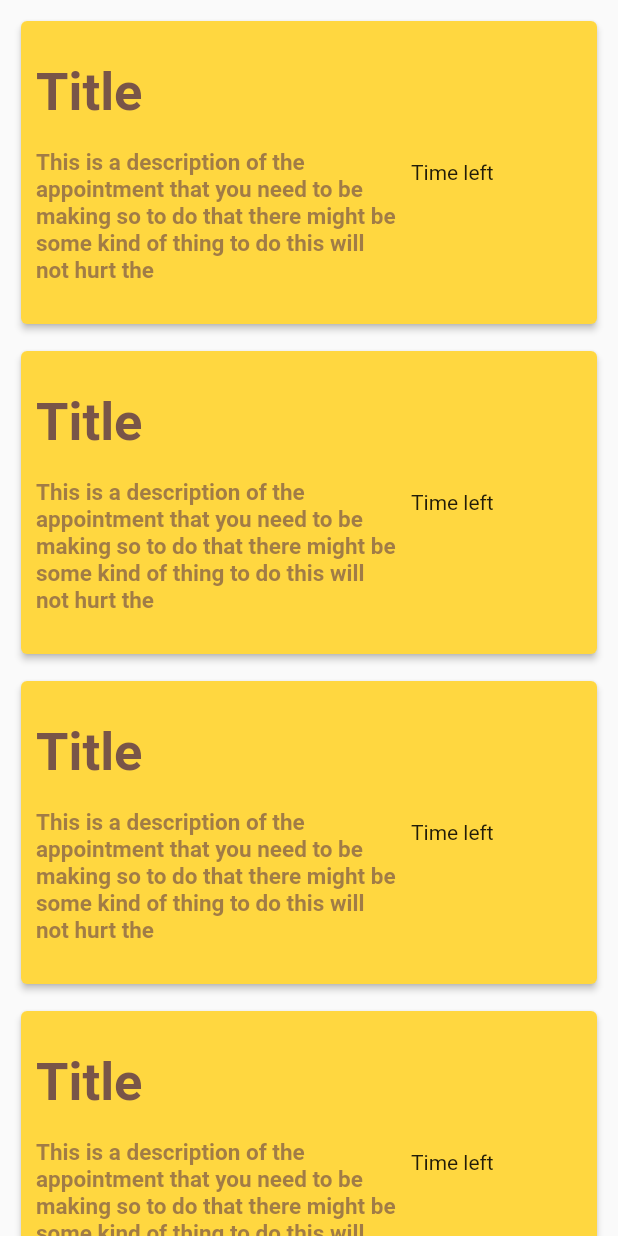
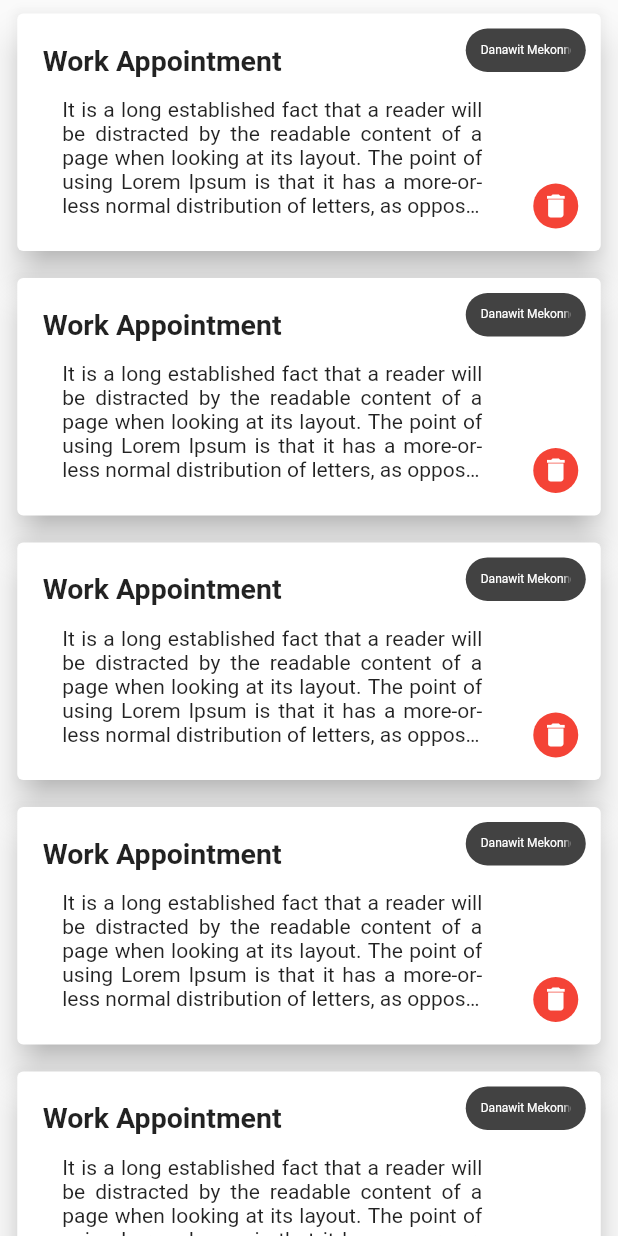
Before and after one commit to DanMike1/Ketero_App, a Flutter app: the MyHomePage screen opened by its route, on a phone screen of 412 x 824 dp. Run offline on Flutter 3.47's test engine with Material 2 defaults, Android fonts, the phone set to English and light mode, and no system bars; our stand-ins replace flutter_bloc, page_transition.

Commit message:
Homepage worked on

```diff
--- a/lib/bloc/auth_bloc.dart
+++ b/lib/bloc/auth_bloc.dart
@@ -10,12 +10,11 @@ class AuthBloc extends Bloc<AuthEvent, AuthState> {
     if (event is LoginEvent) {
       final email = event.email;
       final password = event.password;
-      print(password);
       if (email == "dan@man.com") {
+        print('email');
         if (password == "1234") {
           yield LoggedIn();
           await Future.delayed(Duration(seconds: 2));
-          yield LoggedOut();
         } else {
           yield LogInError(errMsg: "Not Valid");
           await Future.delayed(Duration(seconds: 2));
--- a/lib/main.dart
+++ b/lib/main.dart
@@ -1,6 +1,7 @@
 import 'package:flutter/material.dart';
 import 'package:flutter_bloc/flutter_bloc.dart';
 import 'package:ketero_app/bloc/auth_bloc.dart';
+import 'package:ketero_app/screens/appointments.dart';
 import 'package:ketero_app/screens/homepage.dart';
 import 'package:ketero_app/screens/splashScreen.dart';
 import 'package:ketero_app/screens/user_page.dart';
@@ -19,13 +20,14 @@ class MyApp extends StatelessWidget {
     return MultiBlocProvider(
       providers: [BlocProvider(create: (ctx) => AuthBloc())],
       child: MaterialApp(
-        initialRoute: navBar.routeName,
+        initialRoute: LoginScreen.routename,
         routes: {
           '/navBar': (context) => navBar(),
           '/userprofile': (context) => UserProfile(),
           '/user': (context) => UserPage(),
           '/login': (context) => LoginScreen(),
           '/homepage': (context) => MyHomePage(),
+          '/newAppoint': (context) => newAppoint(),
           '/splash': (context) => splashScreen(),
         },
         theme: ThemeData(
--- a/lib/screens/homepage.dart
+++ b/lib/screens/homepage.dart
@@ -1,8 +1,6 @@
+import 'dart:ui';
+
 import 'package:flutter/material.dart';
-import 'package:page_transition/page_transition.dart';
-import './listview.dart';
-import '../model/global.dart';
-import 'calendar.dart';
 
 class MyHomePage extends StatefulWidget {
   static const routename = "/homepage";
@@ -20,40 +18,97 @@ class _MyHomePageState extends State<MyHomePage> {
           itemCount: 10,
           itemBuilder: (BuildContext context, index) {
             return Container(
-              padding: EdgeInsets.fromLTRB(10, 10, 10, 0),
-              height: 220,
-              width: double.maxFinite,
+              padding: EdgeInsets.symmetric(horizontal: 7.5, vertical: 5),
               child: Card(
-                color: Colors.amberAccent,
-                elevation: 2,
-                child: Row(
+                elevation: 10,
+                child: Container(
+                  height: MediaQuery.of(context).size.height * 0.18,
+                  width: double.infinity,
+                  margin: EdgeInsets.all(5),
+                  decoration: BoxDecoration(
+                    // color: Colors.blueAccent[100],
+                    borderRadius: BorderRadius.circular(50),
+                  ),
+                  child: Stack(
                     children: [
                       Container(
-                      width: 260,
-                      padding: EdgeInsets.all(10),
+                        height: MediaQuery.of(context).size.height * 0.18,
+                        width: double.infinity,
+                        margin: EdgeInsets.all(5),
                         child: Column(
-                        mainAxisAlignment: MainAxisAlignment.spaceEvenly,
                           crossAxisAlignment: CrossAxisAlignment.start,
                           children: [
-                          Text(
-                            "Title",
+                            Container(
+                              padding: EdgeInsets.symmetric(
+                                  vertical: 10, horizontal: 7),
+                              child: Text(
+                                'Work Appointment',
                                 style: TextStyle(
-                                color: Colors.brown,
+                                  fontSize: 19,
                                   fontWeight: FontWeight.bold,
-                                fontSize: 35),
                                 ),
-                          Text(
-                            "This is a description of the appointment that you need to be making so to do that there might be some kind of thing to do this will not hurt the  ",
-                            style: TextStyle(
-                                color: Colors.brown.withOpacity(0.7),
-                                fontWeight: FontWeight.bold,
-                                fontSize: 15),
+                              ),
+                            ),
+                            Container(
+                              width: 320,
+                              padding: EdgeInsets.symmetric(
+                                horizontal: 20,
+                                vertical: 4,
+                              ),
+                              child: Text(
+                                'It is a long established fact that a reader will be distracted by the readable content of a page when looking at its layout. The point of using Lorem Ipsum is that it has a more-or-less normal distribution of letters, as opposed to using it look like readable English. Many desktop publishing packages and web page editors now use Lorem Ipsum as their default model text, and a search for  will uncover many web sites still in their infancy. Various versions have evolved over the years, sometimes by accident, sometimes on purpose (injected humour and the like).',
+                                overflow: TextOverflow.ellipsis,
+                                maxLines: 5,
+                                textAlign: TextAlign.justify,
+                                style: TextStyle(),
+                              ),
                             ),
                           ],
                         ),
                       ),
-                    Text("Time left")
+                      Align(
+                        alignment: Alignment.bottomRight,
+                        child: GestureDetector(
+                          child: Container(
+                            height: 30,
+                            width: 30,
+                            decoration: BoxDecoration(
+                                color: Colors.red,
+                                borderRadius: BorderRadius.circular(80)),
+                            margin: EdgeInsets.all(10),
+                            child: Icon(
+                              Icons.delete,
+                              size: 20,
+                              color: Colors.white,
+                            ),
+                          ),
+                        ),
+                      ),
+                      Align(
+                        alignment: Alignment.topRight,
+                        child: Container(
+                          width: 80,
+                          decoration: BoxDecoration(
+                              color: Colors.grey[800],
+                              borderRadius: BorderRadius.circular(20)),
+                          padding: EdgeInsets.symmetric(
+                              vertical: 10, horizontal: 10),
+                          margin:
+                              EdgeInsets.symmetric(vertical: 5, horizontal: 5),
+                          child: Text(
+                            'Danawit Mekonnen',
+                            overflow: TextOverflow.fade,
+                            maxLines: 1,
+                            softWrap: false,
+                            style: TextStyle(
+                              color: Colors.white,
+                              fontSize: 8,
+                            ),
+                          ),
+                        ),
+                      ),
                     ],
+                  ),
                 ),
               ),
             );
--- a/lib/screens/login.dart
+++ b/lib/screens/login.dart
@@ -3,7 +3,9 @@ import 'package:flutter_bloc/flutter_bloc.dart';
 import 'package:ketero_app/bloc/auth_bloc.dart';
 import 'package:ketero_app/bloc/bloc-event.dart';
 import 'package:ketero_app/bloc/bloc_state.dart';
+import 'package:ketero_app/screens/homepage.dart';
 import 'package:ketero_app/screens/user_page.dart';
+import 'package:ketero_app/widget/navigation.dart';
 
 class LoginScreen extends StatelessWidget {
   static const String routename = '/login';
@@ -100,7 +102,7 @@ class LoginScreen extends StatelessWidget {
               BlocConsumer<AuthBloc, AuthState>(
                 listener: (ctx, authState) {
                   if (authState is LoggedIn) {
-                    Navigator.of(context).pushNamed(UserPage.routename);
+                    Navigator.of(context).pushNamed(navBar.routeName);
                   }
                 },
                 builder: (context, state) {
@@ -139,7 +141,6 @@ class LoginScreen extends StatelessWidget {
                                   borderRadius: BorderRadius.circular(50.0)))),
                       onPressed: () {
                         final authBloc = BlocProvider.of<AuthBloc>(context);
-
                         authBloc.add(LoginEvent(
                             email: emailTextController.text,
                             password: passwordTextController.text));
--- a/lib/widget/navigation.dart
+++ b/lib/widget/navigation.dart
@@ -54,7 +54,7 @@ class _navBarState extends State<navBar> {
             style: TextStyle(color: Colors.amber),
           ),
         ),
-        backgroundColor: Colors.brown,
+        backgroundColor: Colors.white,
         leading: IconButton(
           onPressed: () => {},
           icon: Icon(
@@ -82,7 +82,7 @@ class _navBarState extends State<navBar> {
       ),
       body: _pages![_selectedPageIndex]['page'] as Widget,
       bottomNavigationBar: BottomNavigationBar(
-        backgroundColor: Colors.brown,
+        backgroundColor: Colors.white,
         currentIndex: _selectedPageIndex,
         onTap: _selectPage,
         items: [
```
Also changed, not shown: lib/screens/newAppoint.dart (+48 -1 lines). Lines whose indentation alone changed are shown as unchanged.
